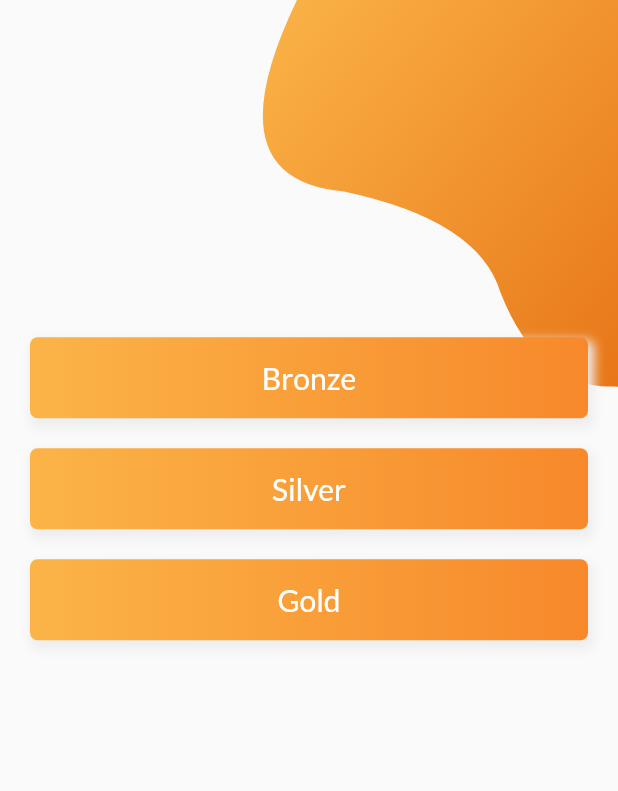
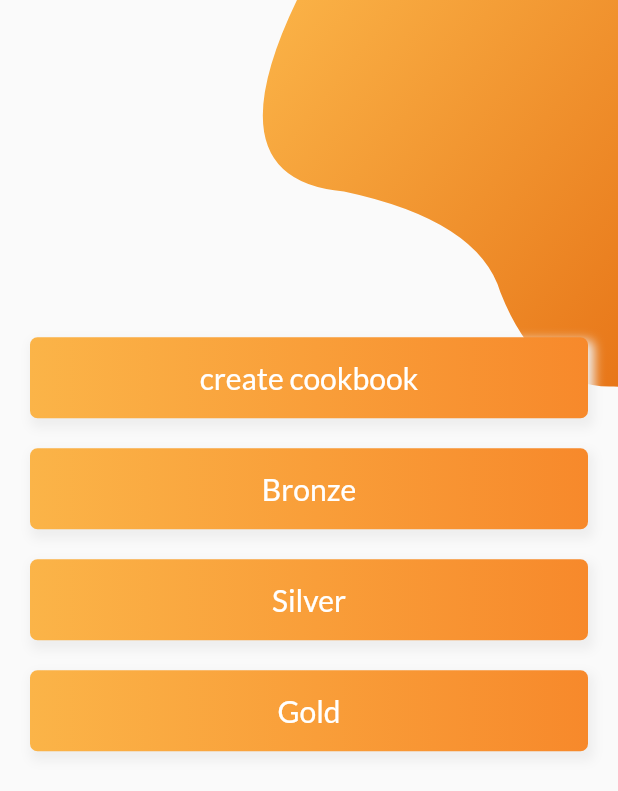
Before and after one commit to artbotco/flutter-pylons, a Flutter app: the Home screen opened directly, on a phone screen of 412 x 824 dp. Shown: the top 791 px of the screen. Run offline on Flutter 3.47's test engine with Material 2 defaults, Android fonts, the phone set to English and light mode, and no system bars; our stand-ins replace firebase_auth, firebase_core, fixnum, google_fonts; missing offline and left inert: dart:ffi, pylons_sdk; accounts and stored records are empty.

Commit message:
create cookbook api broken

```diff
--- a/lib/main.dart
+++ b/lib/main.dart
@@ -1,5 +1,8 @@
+import 'dart:developer';
+
 import 'package:firebase_core/firebase_core.dart';
 import 'package:flutter/material.dart';
+import 'package:flutter_login_signup/src/CookbookUtils.dart';
 import 'package:google_fonts/google_fonts.dart';
 import 'package:pylons_sdk/pylons_sdk.dart';
 import 'src/welcomePage.dart';
@@ -9,11 +12,13 @@ void main() async {
   WidgetsFlutterBinding.ensureInitialized();
   await Firebase.initializeApp();
   PylonsWallet.setup(mode: PylonsMode.prod, host: 'artbot.tv');
+
   runApp(MyApp());
 }
 
 class MyApp extends StatelessWidget {
   // This widget is the root of your application.
+
   @override
   Widget build(BuildContext context) {
     final textTheme = Theme.of(context).textTheme;
--- a/lib/src/home.dart
+++ b/lib/src/home.dart
@@ -1,5 +1,6 @@
 import 'dart:ui';
 import 'package:flutter/material.dart';
+import 'package:flutter_login_signup/src/CookbookUtils.dart';
 import 'Widget/bezierContainer.dart';
 
 class Home extends StatefulWidget {
@@ -37,9 +38,49 @@ class _HomeState extends State<Home> {
     );
   }
 
+  Widget _cookbookButton() {
+    return InkWell(
+        onTap: () async {
+          PublicInterface.createCookbook();
+        },
+        child: Container(
+          width: MediaQuery.of(context).size.width,
+          padding: EdgeInsets.symmetric(vertical: 15),
+          margin: EdgeInsets.symmetric(vertical: 10),
+          alignment: Alignment.center,
+          decoration: BoxDecoration(
+              borderRadius: BorderRadius.all(Radius.circular(5)),
+              boxShadow: <BoxShadow>[
+                BoxShadow(
+                    color: Colors.grey.shade200,
+                    offset: Offset(2, 4),
+                    blurRadius: 5,
+                    spreadRadius: 2)
+              ],
+              gradient: LinearGradient(
+                  begin: Alignment.centerLeft,
+                  end: Alignment.centerRight,
+                  colors: [Color(0xfffbb448), Color(0xfff7892b)])),
+          child: Text(
+            "create cookbook",
+            style: TextStyle(fontSize: 20, color: Colors.white),
+          ),
+        ));
+  }
+
   Widget _submitButton(String title) {
     return InkWell(
-        onTap: () async {},
+        onTap: () async {
+          if (title == "bronze"){
+            PublicInterface.createTicketForTier(TicketTier.Bronze);
+          }
+          if (title == "silver"){
+            PublicInterface.createTicketForTier(TicketTier.Silver);
+          }
+          if (title == "gold"){
+            PublicInterface.createTicketForTier(TicketTier.Gold);
+          }
+        },
         child: Container(
           width: MediaQuery.of(context).size.width,
           padding: EdgeInsets.symmetric(vertical: 15),
@@ -96,6 +137,7 @@ class _HomeState extends State<Home> {
                 children: <Widget>[
                   SizedBox(height: height * .2),
                   SizedBox(height: 50),
+                  _cookbookButton(),
                   _emailPasswordWidget(),
                   SizedBox(height: 20),
                   // _divider(),
```
Also changed, not shown: lib/src/CookbookUtils.dart (+21 -35 lines), 1 other file.
